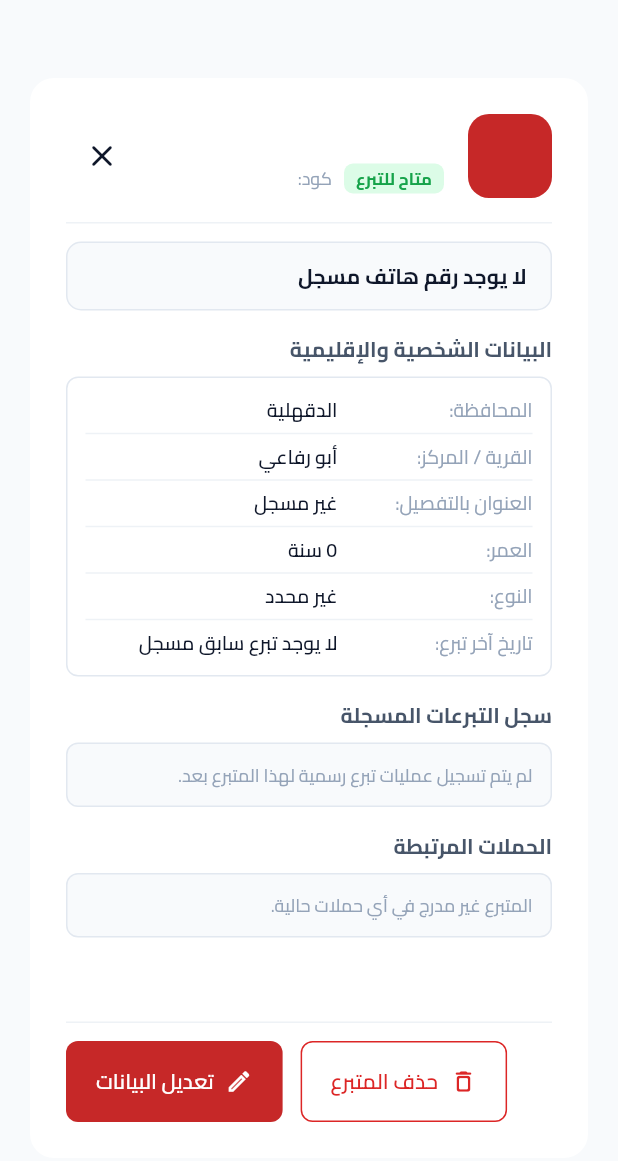
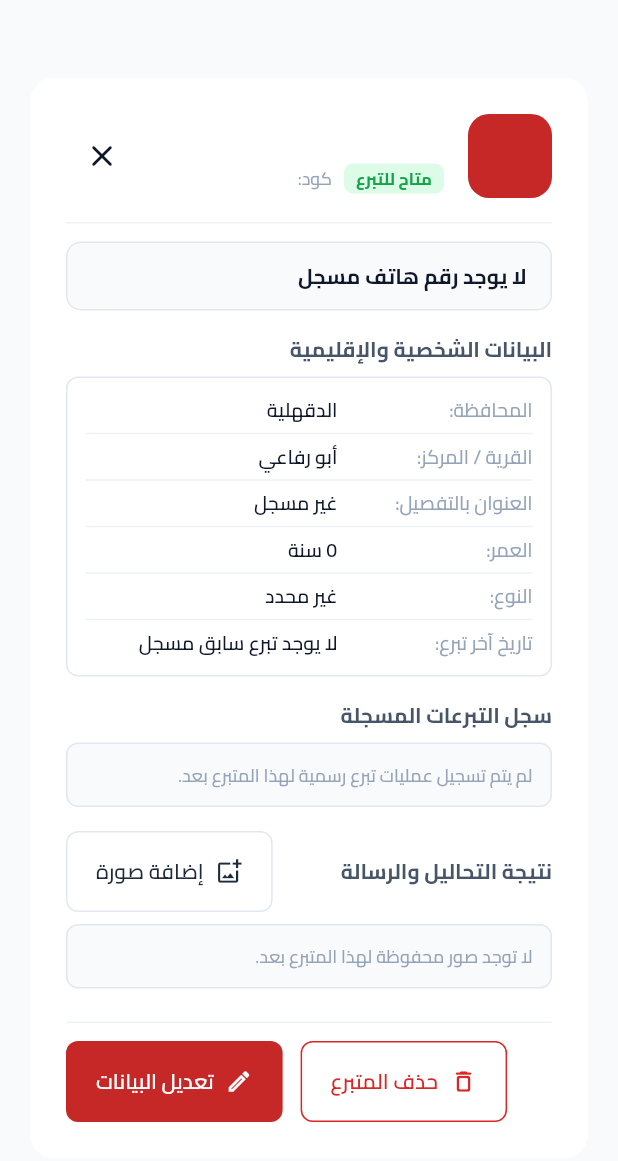
Before and after one commit to MohamedRashad99/blood-donor-oasis, a Flutter app: the DonorDetailDialog widget shown alone on an empty page, opened directly with empty values, on a phone screen of 412 x 824 dp. Shown: the top 1161 px of the screen. Run offline on Flutter 3.47's test engine with Material 3 defaults, Android fonts, the phone set to English and light mode, and no system bars; our stand-ins replace cloud_firestore, csv, firebase_auth, firebase_core, share_plus, shared_preferences; accounts and stored records are empty.

Commit message:
Add admin guidance section and donor result images (lib/views/donors)

```diff
--- a/lib/views/donors/donor_detail_dialog.dart
+++ b/lib/views/donors/donor_detail_dialog.dart
@@ -8,6 +8,7 @@ import '../../providers/donor_provider.dart';
 import '../../providers/donation_provider.dart';
 import '../../providers/campaign_provider.dart';
 import 'donor_form_dialog.dart';
+import 'donor_files_section.dart';
 
 class DonorDetailDialog extends StatelessWidget {
   final Donor donor;
@@ -280,6 +281,10 @@ class DonorDetailDialog extends StatelessWidget {
                         ),
                       const SizedBox(height: 16),
 
+                      // Result images + thank-you message
+                      DonorFilesSection(key: ValueKey(currentDonor.id), donor: currentDonor),
+                      const SizedBox(height: 16),
+
                       // Associated Campaigns
                       const Text(
                         'الحملات المرتبطة',
--- /dev/null
+++ b/lib/views/donors/donor_files_section.dart
@@ -0,0 +1,240 @@
+import 'package:file_picker/file_picker.dart';
+import 'package:flutter/material.dart';
+import 'package:flutter/services.dart';
+import 'package:provider/provider.dart';
+import '../../core/constants/app_colors.dart';
+import '../../core/utils/image_compress.dart';
+import '../../core/utils/share_utils.dart';
+import '../../core/utils/thank_you_message.dart';
+import '../../models/donor.dart';
+import '../../models/donor_file.dart';
+import '../../repositories/donor_files_repository.dart';
+
+/// "نتيجة التحاليل": result images of a donor, with thank-you message and share.
+class DonorFilesSection extends StatefulWidget {
+  final Donor donor;
+  const DonorFilesSection({super.key, required this.donor});
+
+  @override
+  State<DonorFilesSection> createState() => _DonorFilesSectionState();
+}
+
+class _DonorFilesSectionState extends State<DonorFilesSection> {
+  late final TextEditingController _message;
+  List<DonorFile> _files = const [];
+  bool _loading = true;
+  bool _busy = false;
+  String? _error;
+
+  DonorFilesRepository get _repo => context.read<DonorFilesRepository>();
+
+  @override
+  void initState() {
+    super.initState();
+    _message = TextEditingController(
+      text: ThankYouMessage.build(
+        donorName: widget.donor.name,
+        bloodType: widget.donor.bloodType,
+      ),
+    );
+    WidgetsBinding.instance.addPostFrameCallback((_) => _load());
+  }
+
+  @override
+  void dispose() {
+    _message.dispose();
+    super.dispose();
+  }
+
+  Future<void> _load() async {
+    try {
+      final files = await _repo.listForDonor(widget.donor.id);
+      if (!mounted) return;
+      setState(() {
+        _files = files;
+        _loading = false;
+        _error = null;
+      });
+    } catch (_) {
+      if (!mounted) return;
+      setState(() {
+        _loading = false;
+        _error = 'تعذر تحميل الملفات. تأكد من الاتصال وأنك مسجل بحساب مشرف.';
+      });
+    }
+  }
+
+  void _snack(String text, {bool ok = true}) {
+    if (!mounted) return;
+    ScaffoldMessenger.of(context).showSnackBar(SnackBar(
+      content: Text(text),
+      backgroundColor: ok ? AppColors.success : AppColors.error,
+    ));
+  }
+
+  Future<void> _pick() async {
+    setState(() => _busy = true);
+    try {
+      final picked = await FilePicker.pickFiles(type: FileType.image);
+      if (picked.isEmpty) return;
+      final bytes = await picked.first.readAsBytes();
+      final out = ImageCompress.compress(bytes);
+      if (out == null) {
+        _snack('الملف ليس صورة صالحة أو كبير جداً', ok: false);
+        return;
+      }
+      final name =
+          'result_${widget.donor.id}_${DateTime.now().millisecondsSinceEpoch}.jpg';
+      final saved = await _repo.add(
+        donorId: widget.donor.id,
+        fileName: name,
+        mimeType: out.mimeType,
+        bytes: out.bytes,
+      );
+      if (!mounted) return;
+      setState(() => _files = [saved, ..._files]);
+      _snack('تم حفظ الصورة');
+    } catch (_) {
+      _snack('تعذر حفظ الصورة', ok: false);
+    } finally {
+      if (mounted) setState(() => _busy = false);
+    }
+  }
+
+  Future<void> _delete(DonorFile f) async {
+    final ok = await showDialog<bool>(
+      context: context,
+      builder: (ctx) => AlertDialog(
+        title: const Text('حذف الصورة'),
+        content: const Text('هل تريد حذف هذه الصورة نهائياً؟'),
+        actions: [
+          TextButton(onPressed: () => Navigator.pop(ctx, false), child: const Text('إلغاء')),
+          ElevatedButton(
+            style: ElevatedButton.styleFrom(backgroundColor: AppColors.error),
+            onPressed: () => Navigator.pop(ctx, true),
+            child: const Text('حذف'),
+          ),
+        ],
+      ),
+    );
+    if (ok != true) return;
+    try {
+      await _repo.delete(f.id);
+      if (!mounted) return;
+      setState(() => _files = _files.where((x) => x.id != f.id).toList());
+    } catch (_) {
+      _snack('تعذر الحذف', ok: false);
+    }
+  }
+
+  Future<void> _share(DonorFile f) async {
+    final done = await ShareUtils.shareResult(file: f, message: _message.text);
+    if (!done) {
+      await Clipboard.setData(ClipboardData(text: _message.text));
+      _snack('المشاركة غير متاحة على هذا الجهاز. تم نسخ نص الرسالة، أرفق الصورة يدوياً.', ok: false);
+    }
+  }
+
+  @override
+  Widget build(BuildContext context) {
+    return Column(
+      crossAxisAlignment: CrossAxisAlignment.start,
+      children: [
+        Row(
+          children: [
+            const Expanded(
+              child: Text('نتيجة التحاليل والرسالة',
+                  style: TextStyle(fontSize: 14, fontWeight: FontWeight.bold)),
+            ),
+            OutlinedButton.icon(
+              onPressed: _busy ? null : _pick,
+              icon: _busy
+                  ? const SizedBox(width: 14, height: 14, child: CircularProgressIndicator(strokeWidth: 2))
+                  : const Icon(Icons.add_photo_alternate_outlined, size: 18),
+              label: const Text('إضافة صورة'),
+            ),
+          ],
+        ),
+        const SizedBox(height: 8),
+        Container(
+          width: double.infinity,
+          padding: const EdgeInsets.all(12),
+          decoration: BoxDecoration(
+            color: AppColors.bgSurface,
+            borderRadius: BorderRadius.circular(8),
+            border: Border.all(color: AppColors.border),
+          ),
+          child: _loading
+              ? const Center(child: Padding(padding: EdgeInsets.all(8), child: CircularProgressIndicator()))
+              : _error != null
+                  ? Text(_error!, style: const TextStyle(fontSize: 12, color: AppColors.error))
+                  : _files.isEmpty
+                      ? const Text('لا توجد صور محفوظة لهذا المتبرع بعد.',
+                          style: TextStyle(fontSize: 12, color: AppColors.textMuted))
+                      : Wrap(
+                          spacing: 10,
+                          runSpacing: 10,
+                          children: [for (final f in _files) _thumb(f)],
+                        ),
+        ),
+        const SizedBox(height: 12),
+        const Text('نص رسالة الشكر (يمكن تعديله قبل المشاركة)',
+            style: TextStyle(fontSize: 12, color: AppColors.textMuted)),
+        const SizedBox(height: 6),
+        TextField(
+          controller: _message,
+          maxLines: 8,
+          minLines: 5,
+          style: const TextStyle(fontSize: 13, height: 1.6),
+          decoration: const InputDecoration(border: OutlineInputBorder()),
+        ),
+        const SizedBox(height: 6),
+        const Text('اضغط "مشاركة" تحت أي صورة، وسيفتح الهاتف قائمة المشاركة بالرسالة والصورة معاً لتختار واتساب والمتبرع.',
+            style: TextStyle(fontSize: 11, color: AppColors.textMuted)),
+      ],
+    );
+  }
+
+  Widget _thumb(DonorFile f) {
+    return SizedBox(
+      width: 150,
+      child: Column(
+        children: [
+          ClipRRect(
+            borderRadius: BorderRadius.circular(8),
+            child: GestureDetector(
+              onTap: () => showDialog(
+                context: context,
+                builder: (_) => Dialog(child: InteractiveViewer(child: Image.memory(f.bytes))),
+              ),
+              child: Image.memory(f.bytes, width: 150, height: 110, fit: BoxFit.cover),
+            ),
+          ),
+          const SizedBox(height: 4),
+          Row(
+            children: [
+              Expanded(
+                child: ElevatedButton.icon(
+                  style: ElevatedButton.styleFrom(
+                    backgroundColor: AppColors.whatsapp,
+                    foregroundColor: AppColors.white,
+                    padding: const EdgeInsets.symmetric(horizontal: 6, vertical: 8),
+                  ),
+                  onPressed: () => _share(f),
+                  icon: const Icon(Icons.share_rounded, size: 14),
+                  label: const Text('مشاركة', style: TextStyle(fontSize: 12)),
+                ),
+              ),
+              IconButton(
+                tooltip: 'حذف',
+                visualDensity: VisualDensity.compact,
+                icon: const Icon(Icons.delete_outline_rounded, size: 18, color: AppColors.error),
+                onPressed: () => _delete(f),
+              ),
+            ],
+          ),
+        ],
+      ),
+    );
+  }
+}
```
